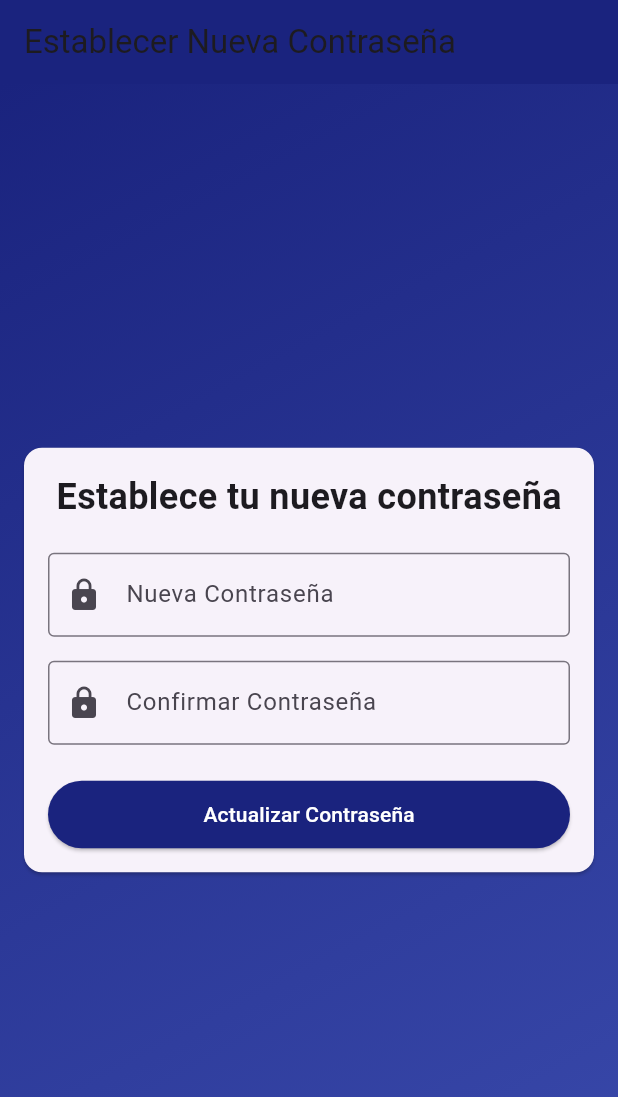
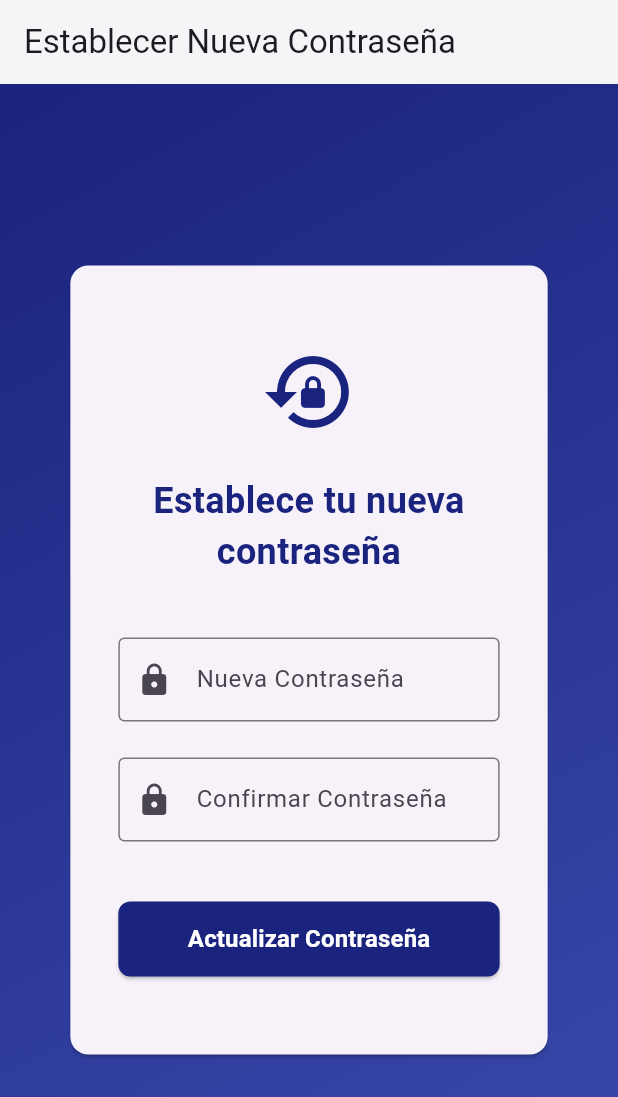
Before and after one commit to Laura-Nu/ProyectoLaboratorios, a Flutter app: the PasswordNuevoPage screen opened directly with empty values, on a phone screen of 412 x 824 dp. Shown: the top 1097 px of the screen. Run offline on Flutter 3.47's test engine with Material 3 defaults, Android fonts, the light colour scheme and no system bars; our stand-ins replace cloud_firestore, firebase_core, pdf, printing; accounts and stored records are empty.

Commit message:
diseñoContraseñaRecover_masomenos

```diff
--- a/lib/passwordNuevo.dart
+++ b/lib/passwordNuevo.dart
@@ -21,7 +21,6 @@ class _PasswordNuevoPageState extends State<PasswordNuevoPage> {
   final _confirmPasswordController = TextEditingController();
   bool _isLoading = false;
 
-  // update el firesstore
   Future<void> _updatePassword() async {
     final newPassword = _newPasswordController.text;
     final confirmPassword = _confirmPasswordController.text;
@@ -41,7 +40,6 @@ class _PasswordNuevoPageState extends State<PasswordNuevoPage> {
     });
 
     try {
-      // serchuser
       var userDoc = await FirebaseFirestore.instance
           .collection('superadmin')
           .where('Email', isEqualTo: widget.email)
@@ -49,12 +47,10 @@ class _PasswordNuevoPageState extends State<PasswordNuevoPage> {
           .get();
 
       if (userDoc.docs.isNotEmpty) {
-        //ssi  encuentra aluser update
         await FirebaseFirestore.instance
             .collection('superadmin')
-            .doc(userDoc.docs.first.id) // id  del doc  encontrado
+            .doc(userDoc.docs.first.id)
             .update({'Contraseña': newPassword});
-
 
         _showSuccessDialog('Contraseña actualizada correctamente');
       } else {
@@ -68,7 +64,6 @@ class _PasswordNuevoPageState extends State<PasswordNuevoPage> {
       });
     }
   }
-
 
   void _showErrorDialog(String message) {
     showDialog(
@@ -86,18 +81,16 @@ class _PasswordNuevoPageState extends State<PasswordNuevoPage> {
     );
   }
 
-
   void _showSuccessDialog(String message) {
     showDialog(
       context: context,
       builder: (context) => AlertDialog(
-        title: const Text('EXITO'),
+        title: const Text('ÉXITO'),
         content: Text(message),
         actions: [
           TextButton(
             onPressed: () {
               Navigator.pop(context);
-
               Navigator.pushReplacement(
                 context,
                 MaterialPageRoute(builder: (context) => LoginPage()),
@@ -112,10 +105,14 @@ class _PasswordNuevoPageState extends State<PasswordNuevoPage> {
 
   @override
   Widget build(BuildContext context) {
+
+    final screenHeight = MediaQuery.of(context).size.height;
+    final screenWidth = MediaQuery.of(context).size.width;
+
     return Scaffold(
       appBar: AppBar(
         title: const Text('Establecer Nueva Contraseña'),
-        backgroundColor: const Color(0xFF1a237e),
+        backgroundColor: const Color.fromARGB(255, 245, 245, 247),
       ),
       body: Container(
         decoration: const BoxDecoration(
@@ -129,21 +126,36 @@ class _PasswordNuevoPageState extends State<PasswordNuevoPage> {
           ),
         ),
         child: Center(
+          child: SingleChildScrollView(
+            child: ConstrainedBox(
+              constraints: BoxConstraints(
+                maxWidth: screenWidth * 0.85,
+                minHeight: screenHeight * 0.6,
+              ),
               child: Card(
-            margin: const EdgeInsets.all(16.0),
+                margin: const EdgeInsets.symmetric(horizontal: 16.0, vertical: 32.0),
                 child: Padding(
-              padding: const EdgeInsets.all(16.0),
+                  padding: const EdgeInsets.all(32.0),
                   child: Column(
-                mainAxisSize: MainAxisSize.min,
+                    mainAxisAlignment: MainAxisAlignment.spaceEvenly,
                     children: [
+                      const SizedBox(height: 20),
+                      Icon(
+                        Icons.lock_reset,
+                        size: 64,
+                        color: Color(0xFF1a237e),
+                      ),
+                      const SizedBox(height: 24),
                       const Text(
                         'Establece tu nueva contraseña',
+                        textAlign: TextAlign.center,
                         style: TextStyle(
                           fontSize: 24,
                           fontWeight: FontWeight.bold,
+                          color: Color(0xFF1a237e),
                         ),
                       ),
-                  const SizedBox(height: 20),
+                      const SizedBox(height: 40),
                       TextField(
                         controller: _newPasswordController,
                         obscureText: true,
@@ -151,9 +163,13 @@ class _PasswordNuevoPageState extends State<PasswordNuevoPage> {
                           labelText: 'Nueva Contraseña',
                           prefixIcon: Icon(Icons.lock),
                           border: OutlineInputBorder(),
+                          contentPadding: EdgeInsets.symmetric(
+                            vertical: 16,
+                            horizontal: 16,
                           ),
                         ),
-                  const SizedBox(height: 16),
+                      ),
+                      const SizedBox(height: 24),
                       TextField(
                         controller: _confirmPasswordController,
                         obscureText: true,
@@ -161,17 +177,24 @@ class _PasswordNuevoPageState extends State<PasswordNuevoPage> {
                           labelText: 'Confirmar Contraseña',
                           prefixIcon: Icon(Icons.lock),
                           border: OutlineInputBorder(),
+                          contentPadding: EdgeInsets.symmetric(
+                            vertical: 16,
+                            horizontal: 16,
                           ),
                         ),
-                  const SizedBox(height: 24),
-                  SizedBox(
+                      ),
+                      const SizedBox(height: 40),
+                      Container(
                         width: double.infinity,
-                    height: 45,
+                        height: 50,
                         child: ElevatedButton(
                           onPressed: _isLoading ? null : _updatePassword,
                           style: ElevatedButton.styleFrom(
                             backgroundColor: const Color(0xFF1a237e),
                             foregroundColor: Colors.white,
+                            shape: RoundedRectangleBorder(
+                              borderRadius: BorderRadius.circular(8),
+                            ),
                           ),
                           child: _isLoading
                               ? const SizedBox(
@@ -181,10 +204,19 @@ class _PasswordNuevoPageState extends State<PasswordNuevoPage> {
                                     valueColor: AlwaysStoppedAnimation<Color>(Colors.white),
                                   ),
                                 )
-                          : const Text('Actualizar Contraseña'),
+                              : const Text(
+                                  'Actualizar Contraseña',
+                                  style: TextStyle(
+                                    fontSize: 16,
+                                    fontWeight: FontWeight.bold,
                                   ),
                                 ),
+                        ),
+                      ),
+                      const SizedBox(height: 20),
                     ],
+                  ),
+                ),
               ),
             ),
           ),
```
Also changed, not shown: lib/recoverPassword.dart (+37 -14 lines). Lines whose indentation alone changed are shown as unchanged.
